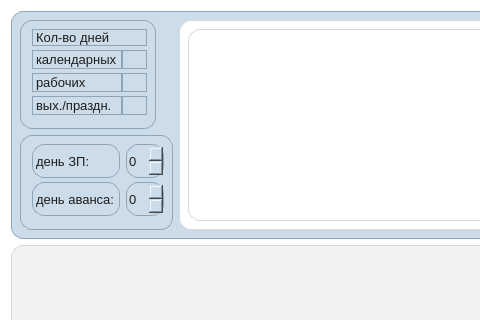
Qt form ui/cash.ui (CatMolnia/CASH) before a commit; both pictures show x 0 to 480 and y 0 to 320 of the 1217 by 876 pixel window.
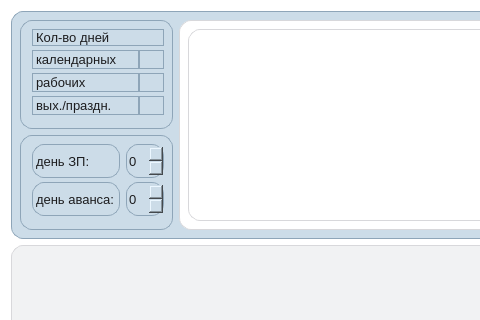
The same form after that commit.

Patch:
```diff
--- a/ui/cash.ui
+++ b/ui/cash.ui
@@ -51,7 +51,7 @@
           <item>
            <widget class="QWidget" name="general_information" native="true">
             <property name="sizePolicy">
-             <sizepolicy hsizetype="Maximum" vsizetype="Preferred">
+             <sizepolicy hsizetype="Preferred" vsizetype="Preferred">
               <horstretch>0</horstretch>
               <verstretch>0</verstretch>
              </sizepolicy>
```
